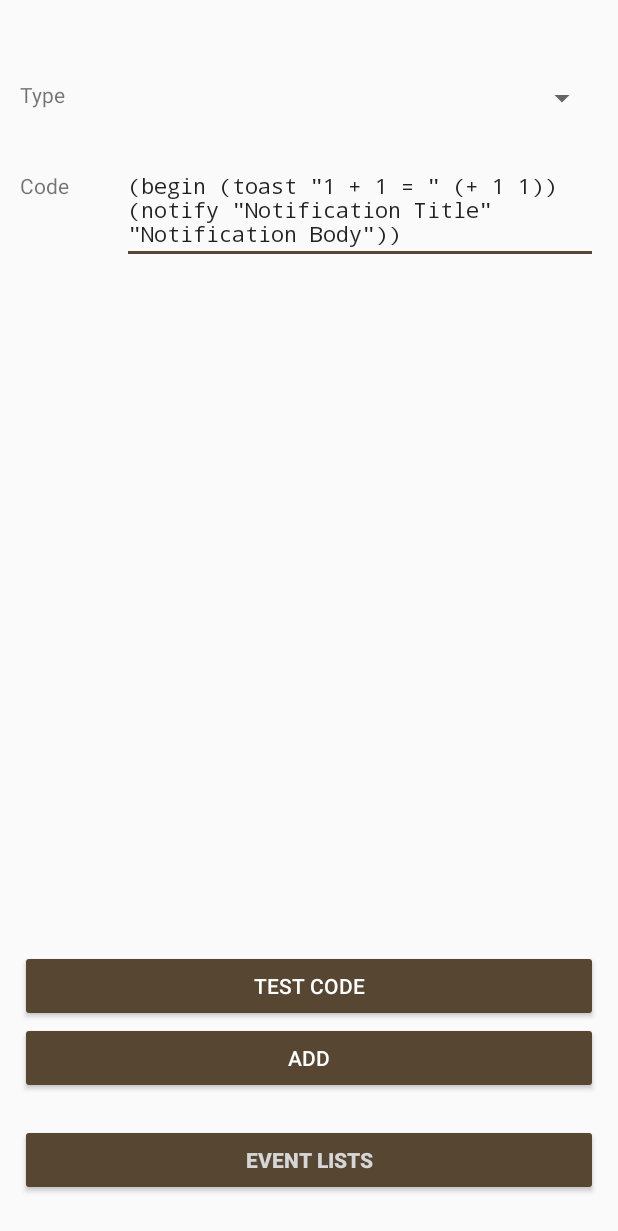
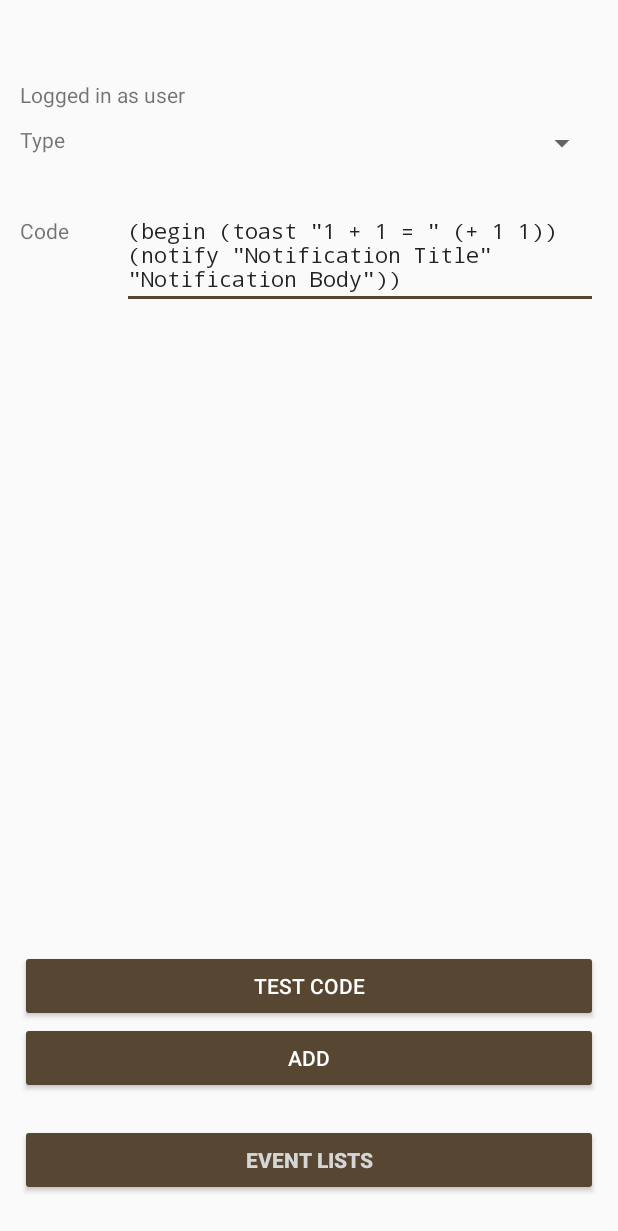
Before and after one commit to yurippe/Pervasive-Computing, an Android app: the layout activity_add_event_listener.xml on its own in the app's theme, with its tools: preview values and no code run, on a phone screen of 412 x 824 dp. Shown: the top 1231 px of the screen. Run offline under Robolectric (Android 15) with nearby library versions, the phone set to English and light mode, and no system bars.

Commit message:
Shows who you're logged in as

```diff
--- a/APP/LittleBigBrother/app/src/main/java/dk/atom_it/littlebigbrother/AddEventListener.java
+++ b/APP/LittleBigBrother/app/src/main/java/dk/atom_it/littlebigbrother/AddEventListener.java
@@ -44,7 +44,10 @@ public class AddEventListener extends AppCompatActivity {
         final Spinner eventTypeSpinner = (Spinner) findViewById(R.id.event_type_spinner);
         final ArrayAdapter<CharSequence> eventTypeAdapter = ArrayAdapter.createFromResource(this, R.array.event_types, android.R.layout.simple_spinner_item);
         final TextView jhemeCode = (TextView) findViewById(R.id.event_code);
+        final TextView userLabel = (TextView) findViewById(R.id.user_label);
 
+        String username = getIntent().getStringExtra("username");
+        userLabel.setText("Logged in as " + username);
         eventTypeAdapter.setDropDownViewResource(android.R.layout.simple_spinner_dropdown_item);
         eventTypeSpinner.setAdapter(eventTypeAdapter);
 
--- a/APP/LittleBigBrother/app/src/main/java/dk/atom_it/littlebigbrother/MapsActivity.java
+++ b/APP/LittleBigBrother/app/src/main/java/dk/atom_it/littlebigbrother/MapsActivity.java
@@ -80,6 +80,8 @@ public class MapsActivity extends FragmentActivity implements OnMapReadyCallback
             @Override
             public void onClick(final View view) {
                 Intent toList = new Intent(tthis, AddEventListener.class);
+                String username = getIntent().getStringExtra("username");
+                toList.putExtra("username", username);
                 tthis.startActivity(toList);
 
             }
--- a/APP/LittleBigBrother/app/src/main/res/layout/activity_add_event_listener.xml
+++ b/APP/LittleBigBrother/app/src/main/res/layout/activity_add_event_listener.xml
@@ -12,6 +12,12 @@
     android:layout_marginTop="80px"
     android:paddingBottom="40px">
 
+
+    <TextView
+        android:text="Logged in as user "
+        android:layout_width="match_parent"
+        android:id="@+id/user_label"
+        android:layout_height="30dp" />
 
     <LinearLayout
         android:orientation="horizontal"
```
